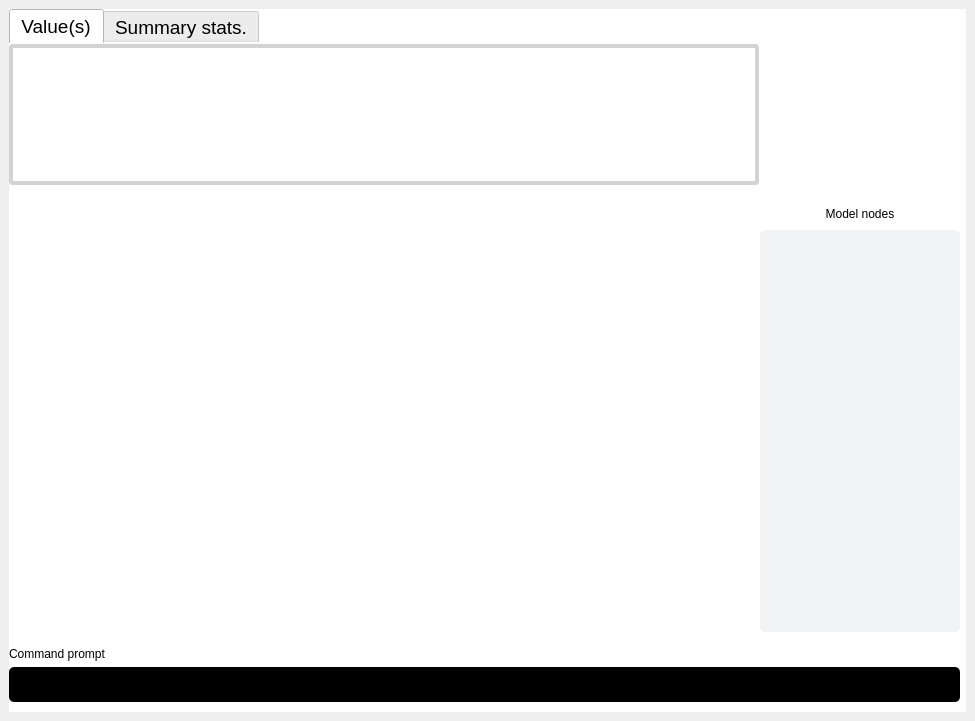
Above: src/phylojunction/interface/pysidegui/pjguipages/pjgui_pages.ui from fkmendes/PhyloJunction before the change. Below: the same form after it.
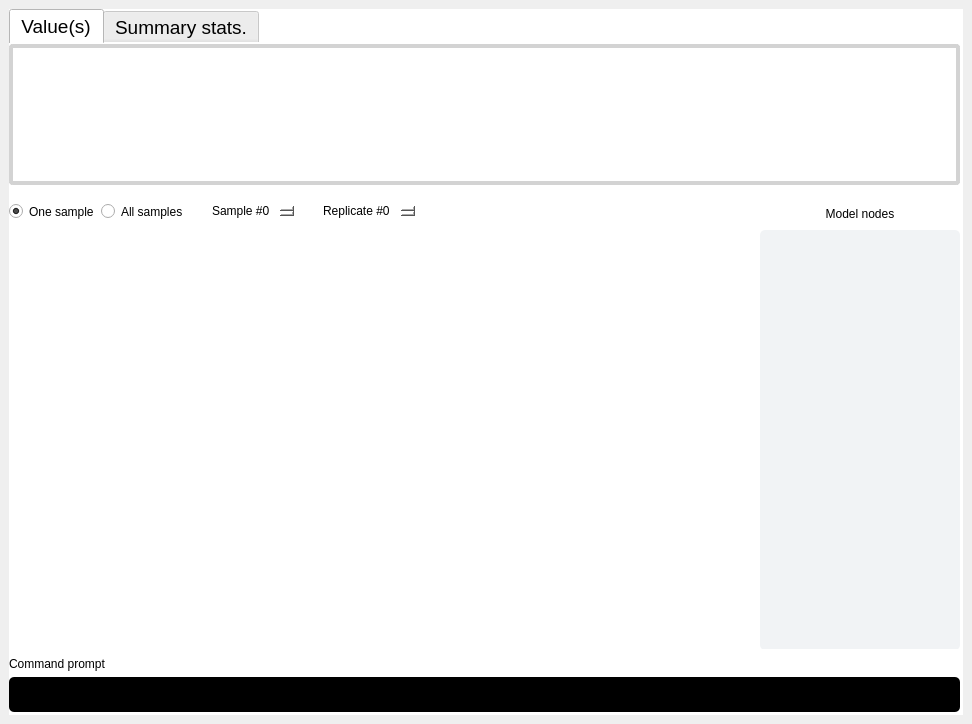
That is the form after the change. The open tabs and pages were chosen to show the change. Custom widgets are drawn as their Qt base class.

Commit message: Add radio buttons and spin elements

Patch:
```diff
--- a/src/phylojunction/interface/pysidegui/pjguipages/pjgui_pages.ui
+++ b/src/phylojunction/interface/pysidegui/pjguipages/pjgui_pages.ui
@@ -6,8 +6,8 @@
    <rect>
     <x>0</x>
     <y>0</y>
-    <width>975</width>
-    <height>721</height>
+    <width>972</width>
+    <height>724</height>
    </rect>
   </property>
   <property name="windowTitle">
@@ -48,7 +48,7 @@
          <x>0</x>
          <y>190</y>
          <width>951</width>
-         <height>433</height>
+         <height>451</height>
         </rect>
        </property>
        <layout class="QGridLayout" name="pgm_fig_node_list_grid_layout">
@@ -83,22 +83,102 @@
           </property>
          </widget>
         </item>
-        <item row="1" column="0" alignment="Qt::AlignLeft">
-         <widget class="MatplotlibWidget" name="pgm_page_matplotlib_widget" native="true">
-          <property name="minimumSize">
-           <size>
-            <width>740</width>
-            <height>400</height>
-           </size>
-          </property>
-          <property name="maximumSize">
-           <size>
-            <width>16777215</width>
-            <height>16777215</height>
-           </size>
-          </property>
-          <zorder>gridLayoutWidget</zorder>
-         </widget>
+        <item row="0" column="0">
+         <layout class="QHBoxLayout" name="horizontalLayout">
+          <item>
+           <widget class="QRadioButton" name="one_sample_radio">
+            <property name="styleSheet">
+             <string notr="true">color: black;
+</string>
+            </property>
+            <property name="text">
+             <string>One sample</string>
+            </property>
+            <property name="checked">
+             <bool>true</bool>
+            </property>
+           </widget>
+          </item>
+          <item>
+           <widget class="QRadioButton" name="all_samples_radio">
+            <property name="styleSheet">
+             <string notr="true">color: black;</string>
+            </property>
+            <property name="text">
+             <string>All samples</string>
+            </property>
+            <property name="autoExclusive">
+             <bool>true</bool>
+            </property>
+           </widget>
+          </item>
+          <item>
+           <spacer name="spacer_3">
+            <property name="orientation">
+             <enum>Qt::Horizontal</enum>
+            </property>
+            <property name="sizeType">
+             <enum>QSizePolicy::Maximum</enum>
+            </property>
+            <property name="sizeHint" stdset="0">
+             <size>
+              <width>20</width>
+              <height>20</height>
+             </size>
+            </property>
+           </spacer>
+          </item>
+          <item>
+           <widget class="QSpinBox" name="sample_idx_spin">
+            <property name="styleSheet">
+             <string notr="true">color: black;</string>
+            </property>
+            <property name="prefix">
+             <string>Sample #</string>
+            </property>
+           </widget>
+          </item>
+          <item>
+           <spacer name="spacer_2">
+            <property name="orientation">
+             <enum>Qt::Horizontal</enum>
+            </property>
+            <property name="sizeType">
+             <enum>QSizePolicy::Maximum</enum>
+            </property>
+            <property name="sizeHint" stdset="0">
+             <size>
+              <width>20</width>
+              <height>20</height>
+             </size>
+            </property>
+           </spacer>
+          </item>
+          <item>
+           <widget class="QSpinBox" name="repl_idx_spin">
+            <property name="styleSheet">
+             <string notr="true">color: black;
+</string>
+            </property>
+            <property name="prefix">
+             <string>Replicate #</string>
+            </property>
+           </widget>
+          </item>
+          <item>
+           <spacer name="spacer_1">
+            <property name="orientation">
+             <enum>Qt::Horizontal</enum>
+            </property>
+            <property name="sizeHint" stdset="0">
+             <size>
+              <width>40</width>
+              <height>20</height>
+             </size>
+            </property>
+           </spacer>
+          </item>
+         </layout>
         </item>
         <item row="0" column="1">
          <widget class="QLabel" name="model_label">
@@ -127,13 +207,29 @@
           </property>
          </widget>
         </item>
+        <item row="1" column="0">
+         <widget class="MatplotlibWidget" name="pgm_page_matplotlib_widget" native="true">
+          <property name="minimumSize">
+           <size>
+            <width>740</width>
+            <height>400</height>
+           </size>
+          </property>
+          <property name="maximumSize">
+           <size>
+            <width>16777215</width>
+            <height>400</height>
+           </size>
+          </property>
+         </widget>
+        </item>
        </layout>
       </widget>
       <widget class="QWidget" name="verticalLayoutWidget">
        <property name="geometry">
         <rect>
          <x>0</x>
-         <y>630</y>
+         <y>640</y>
          <width>951</width>
          <height>63</height>
         </rect>
@@ -210,10 +306,16 @@
         <rect>
          <x>0</x>
          <y>0</y>
-         <width>750</width>
+         <width>951</width>
          <height>181</height>
         </rect>
        </property>
+       <property name="minimumSize">
+        <size>
+         <width>940</width>
+         <height>0</height>
+        </size>
+       </property>
        <property name="styleSheet">
         <string notr="true">color: black;
 font: 14pt ;
@@ -223,7 +325,7 @@
         <enum>QTabWidget::Rounded</enum>
        </property>
        <property name="currentIndex">
-        <number>1</number>
+        <number>0</number>
        </property>
        <property name="iconSize">
         <size>
@@ -235,20 +337,28 @@
         <attribute name="title">
          <string>Value(s)</string>
         </attribute>
-        <widget class="QLineEdit" name="values_content">
+        <widget class="QTextEdit" name="values_content">
          <property name="geometry">
           <rect>
            <x>0</x>
            <y>0</y>
-           <width>750</width>
+           <width>951</width>
            <height>141</height>
           </rect>
          </property>
+         <property name="minimumSize">
+          <size>
+           <width>940</width>
+           <height>0</height>
+          </size>
+         </property>
          <property name="styleSheet">
-          <string notr="true">background-color: white;
+          <string notr="true">border: 4px solid lightgray;
 border-radius: 4px;
-border: 4px solid lightgray;
-</string>
+font: 11pt &quot;Courier&quot;;</string>
+         </property>
+         <property name="readOnly">
+          <bool>true</bool>
          </property>
         </widget>
        </widget>
@@ -256,35 +366,29 @@
         <attribute name="title">
          <string>Summary stats.</string>
         </attribute>
-        <widget class="QLineEdit" name="summary_content">
+        <widget class="QTextEdit" name="summary_content">
          <property name="geometry">
           <rect>
            <x>0</x>
            <y>0</y>
-           <width>750</width>
+           <width>951</width>
            <height>141</height>
           </rect>
          </property>
+         <property name="minimumSize">
+          <size>
+           <width>940</width>
+           <height>0</height>
+          </size>
+         </property>
          <property name="styleSheet">
           <string notr="true">border: 4px solid lightgray;
-border-radius: 4px;</string>
-         </property>
-         <property name="alignment">
-          <set>Qt::AlignLeading|Qt::AlignLeft|Qt::AlignVCenter</set>
+border-radius: 4px;
+font: 11pt &quot;Courier&quot;;</string>
          </property>
         </widget>
        </widget>
       </widget>
-      <zorder>verticalLayoutWidget</zorder>
-      <zorder>gridLayoutWidget</zorder>
-      <zorder>verticalLayoutWidget</zorder>
-      <zorder>horizontalLayoutWidget</zorder>
-      <zorder>pgm_page_matplotlib_widget</zorder>
-      <zorder>verticalLayoutWidget</zorder>
-      <zorder>gridLayoutWidget</zorder>
-      <zorder>gridLayoutWidget</zorder>
-      <zorder>verticalLayoutWidget</zorder>
-      <zorder>node_content_tabs</zorder>
      </widget>
     </item>
    </layout>
```
The commit also changes 4 other files.
